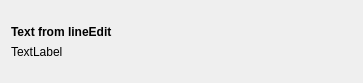
Before: the Qt Designer form app/MainWindow/DetailListWidgetItem.ui in lfroms/cuacs, drawn with Qt 5.
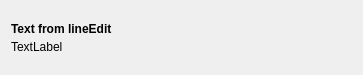
After: the same form once the commit is applied.

Commit message: Fix title/subtitle order

```diff
--- a/app/MainWindow/DetailListWidgetItem.ui
+++ b/app/MainWindow/DetailListWidgetItem.ui
@@ -7,7 +7,7 @@
     <x>0</x>
     <y>0</y>
     <width>363</width>
-    <height>83</height>
+    <height>75</height>
    </rect>
   </property>
   <property name="windowTitle">
@@ -16,8 +16,11 @@
   <layout class="QGridLayout" name="gridLayout">
    <item row="0" column="0">
     <layout class="QVBoxLayout" name="verticalLayout">
+     <property name="spacing">
+      <number>4</number>
+     </property>
      <item>
-      <widget class="QLabel" name="subtitleLabel">
+      <widget class="QLabel" name="titleLabel">
        <property name="sizePolicy">
         <sizepolicy hsizetype="Preferred" vsizetype="Preferred">
          <horstretch>0</horstretch>
@@ -39,7 +42,7 @@
       </widget>
      </item>
      <item>
-      <widget class="QLabel" name="titleLabel">
+      <widget class="QLabel" name="subtitleLabel">
        <property name="sizePolicy">
         <sizepolicy hsizetype="Preferred" vsizetype="Preferred">
          <horstretch>0</horstretch>
```
